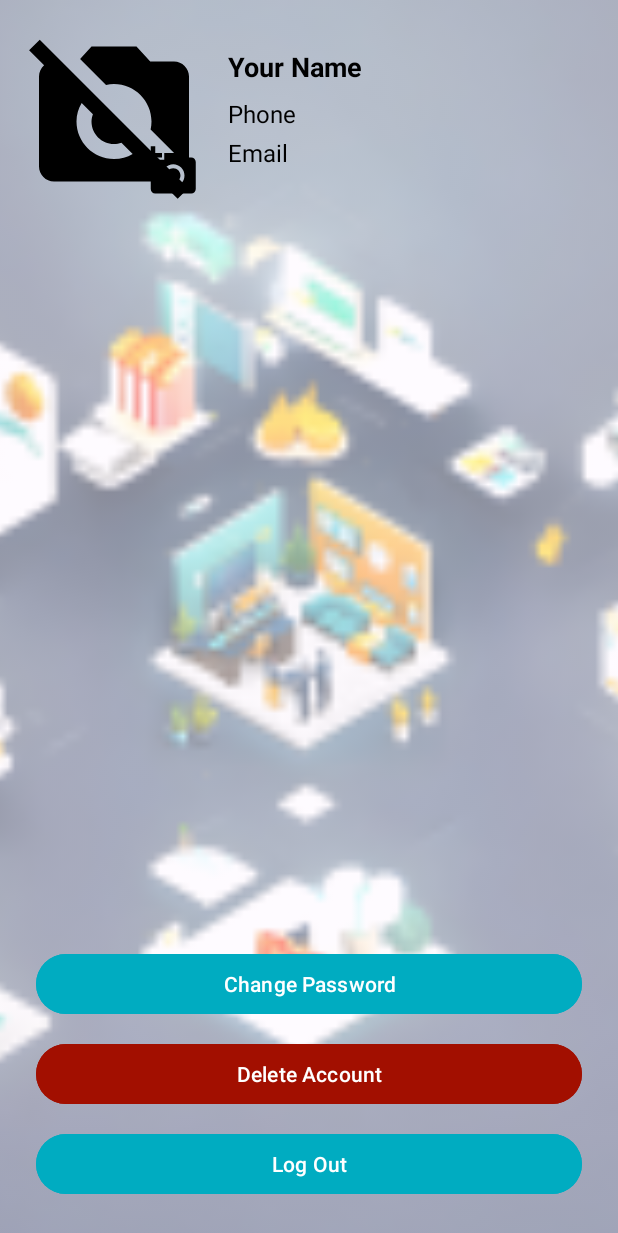
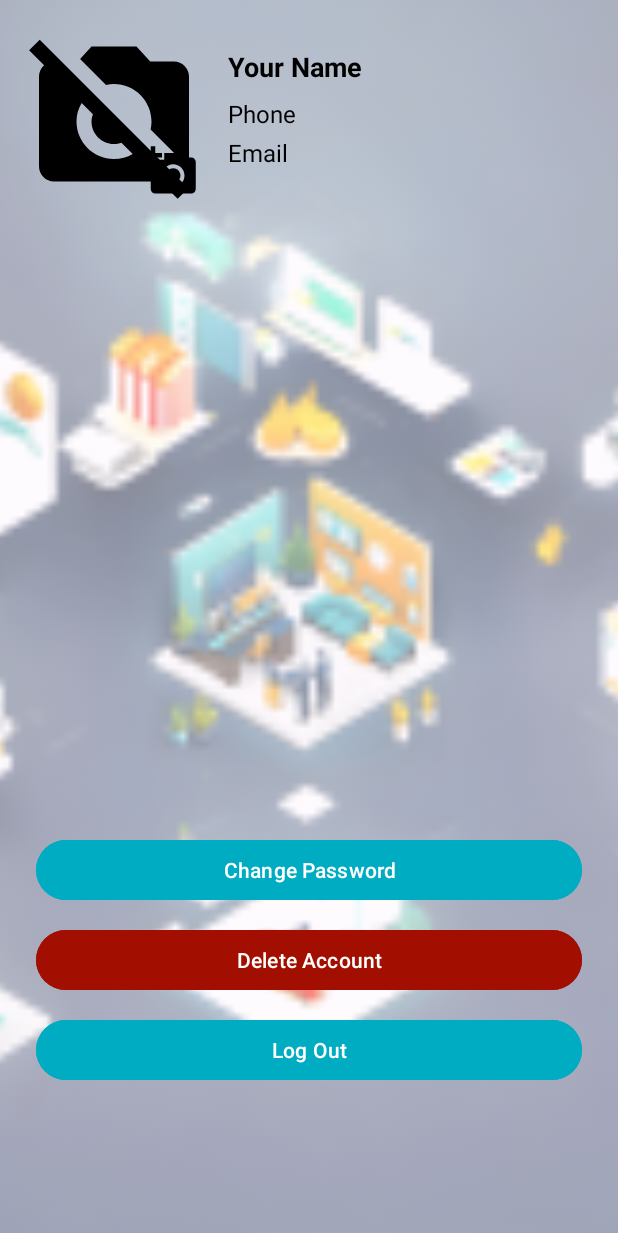
Before and after one commit to SozvezdieEmpoloee/HRDepartment, an Android app: the layout fragment_profile.xml on its own in the app's theme, with its tools: preview values and no code run, on a phone screen of 412 x 824 dp. Shown: the top 1233 px of the screen. Run offline under Robolectric (Android 15) with nearby library versions, the phone set to English and light mode, and no system bars.

Commit message:
Bug Fixed V 1.01

```diff
--- a/app/src/main/res/layout/activity_register.xml
+++ b/app/src/main/res/layout/activity_register.xml
@@ -103,7 +103,7 @@
         android:layout_height="wrap_content"
         android:layout_marginStart="16dp"
         android:layout_marginEnd="16dp"
-        android:layout_marginBottom="36dp"
+        android:layout_marginBottom="80dp"
     android:backgroundTint="@color/teal_200"
     android:text="Register"
     android:textColor="@android:color/white"
--- a/app/src/main/res/layout/fragment_profile.xml
+++ b/app/src/main/res/layout/fragment_profile.xml
@@ -117,13 +117,13 @@
         android:id="@+id/btn_logout"
         android:layout_width="0dp"
         android:layout_height="wrap_content"
+        android:layout_marginHorizontal="24dp"
+        android:layout_marginBottom="100dp"
+        android:backgroundTint="@color/teal_200"
         android:text="Log Out"
         android:textColor="@android:color/white"
-        android:backgroundTint="@color/teal_200"
-        android:layout_marginHorizontal="24dp"
-        android:layout_marginBottom="24dp"
-        app:layout_constraintStart_toStartOf="parent"
+        app:layout_constraintBottom_toBottomOf="parent"
         app:layout_constraintEnd_toEndOf="parent"
-        app:layout_constraintBottom_toBottomOf="parent" />
+        app:layout_constraintStart_toStartOf="parent" />
 
 </androidx.constraintlayout.widget.ConstraintLayout>
```
